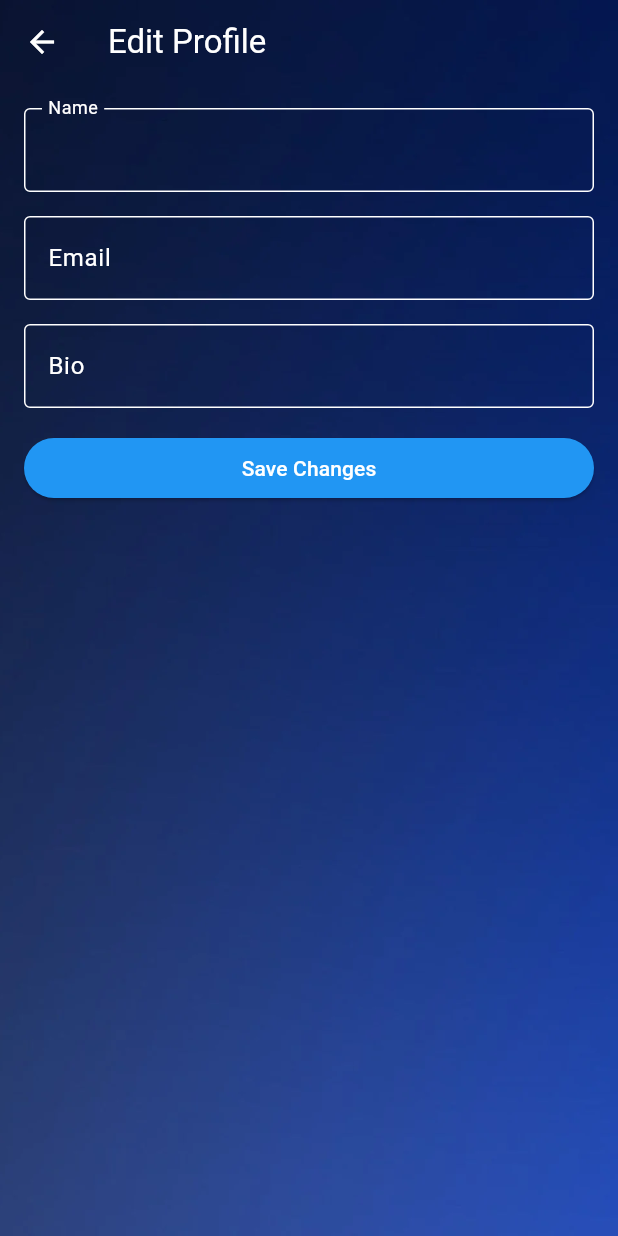
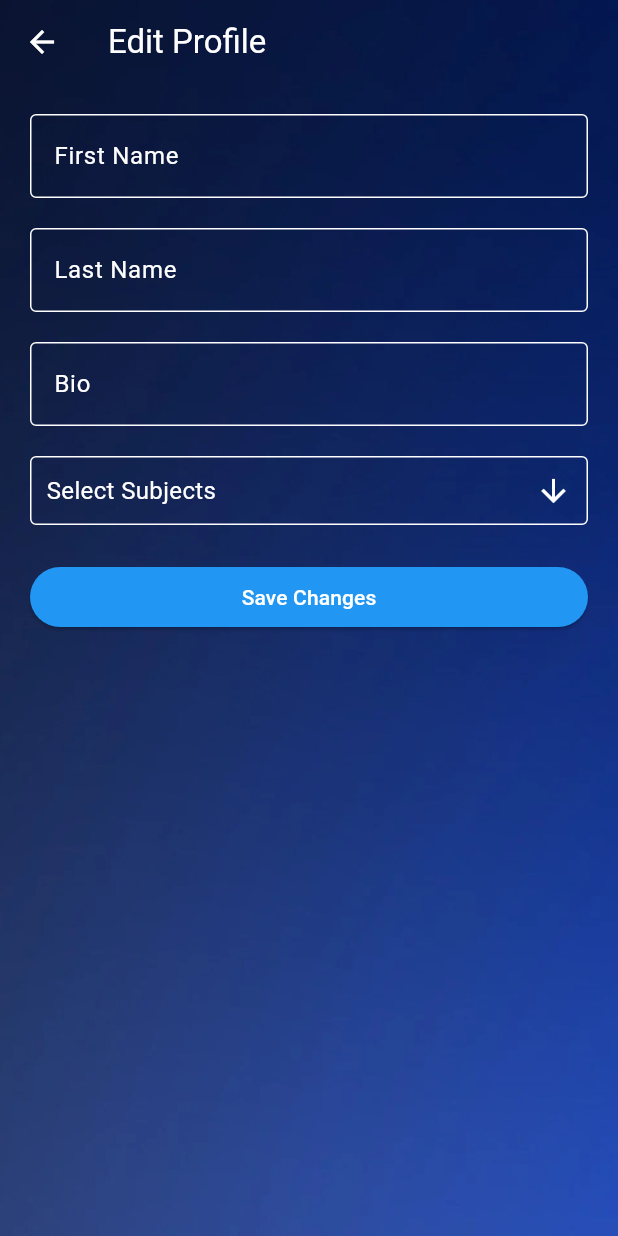
Before and after one commit to jadhxo/final_project, a Flutter app: the TutorProfile screen opened directly with empty values, after a tap on "Edit Profile", on a phone screen of 412 x 824 dp. Run offline on Flutter 3.47's test engine with Material 3 defaults, Android fonts, the phone set to English and light mode, and no system bars; drawn by our look-alikes of multi_select_flutter; our stand-ins replace cloud_firestore, firebase_auth, firebase_core; missing offline and left inert: dart:html; accounts and stored records are empty.

Commit message:
more fixes

```diff
--- a/lib/pages/AuthService.dart
+++ b/lib/pages/AuthService.dart
@@ -24,7 +24,7 @@ class AuthService {
     User? user = _auth.currentUser;
     if (user != null) {
       try {
-        await user.updateEmail(newEmail);
+        await user.verifyBeforeUpdateEmail(newEmail);
         await _firestore.collection('users').doc(user.uid).update({
           'email': newEmail,
         });
--- a/lib/pages/edit_profile.dart
+++ b/lib/pages/edit_profile.dart
@@ -1,6 +1,7 @@
 import 'package:final_project/pages/AuthService.dart';
 import 'package:flutter/material.dart';
 import 'package:cloud_firestore/cloud_firestore.dart';
+import 'package:multi_select_flutter/multi_select_flutter.dart';
 
 class EditProfilePage extends StatefulWidget {
   final Map<String, dynamic> user;
@@ -13,40 +14,47 @@ class EditProfilePage extends StatefulWidget {
 
 class _EditProfilePageState extends State<EditProfilePage> {
   final _formKey = GlobalKey<FormState>();
-  late TextEditingController _nameController;
-  late TextEditingController _emailController;
+  late TextEditingController _first_nameController;
+  late TextEditingController _last_nameController;
   late TextEditingController _bioController;
 
   AuthService authService = AuthService();
+  List<String> _selectedSubjects = [];
+  final List<MultiSelectItem<String>> _items = [
+    MultiSelectItem("math", "Mathematics"),
+    MultiSelectItem("physics", "Physics"),
+    MultiSelectItem("chemistry", "Chemistry"),
+    MultiSelectItem("biology", "Biology"),
+    // Add more subjects as needed
+  ];
 
   @override
   void initState() {
     super.initState();
-    _nameController = TextEditingController(
-        text: '${widget.user['first name']} ${widget.user['last name']}');
-    _emailController = TextEditingController(text: widget.user['email']);
+    _first_nameController =
+        TextEditingController(text: '${widget.user['first name']}');
+    _last_nameController =
+        TextEditingController(text: '${widget.user['last name']}');
     _bioController = TextEditingController(text: widget.user['bio']);
+    _selectedSubjects = List<String>.from(widget.user['subjects'] ?? []);
   }
 
   @override
   void dispose() {
-    _nameController.dispose();
-    _emailController.dispose();
+    _first_nameController.dispose();
+    _last_nameController.dispose();
     _bioController.dispose();
     super.dispose();
   }
 
   void _updateProfile() async {
-    String? id = await AuthService().getDocumentIdByUid(widget.user['id']);
+    String? id = await AuthService().getDocumentIdByUid(widget.user['uid']);
     if (_formKey.currentState!.validate()) {
-      FirebaseFirestore.instance
-          .collection('users')
-          .doc(id!)
-          .update({
-        'first name': _nameController.text.split(' ').first,
-        'last name': _nameController.text.split(' ').last,
-        'email': _emailController.text,
+      FirebaseFirestore.instance.collection('users').doc(id!).update({
+        'first name': _first_nameController.text,
+        'last name': _last_nameController.text,
         'bio': _bioController.text,
+        'subjects': _selectedSubjects,
       }).then((_) {
         Navigator.pop(context);
       }).catchError((error) {
@@ -61,7 +69,8 @@ class _EditProfilePageState extends State<EditProfilePage> {
       extendBodyBehindAppBar: true,
       appBar: AppBar(
         iconTheme: const IconThemeData(color: Colors.white),
-        title: const Text('Edit Profile', style: TextStyle(color: Colors.white)),
+        title:
+            const Text('Edit Profile', style: TextStyle(color: Colors.white)),
         backgroundColor: Colors.transparent,
         elevation: 0,
       ),
@@ -76,13 +85,13 @@ class _EditProfilePageState extends State<EditProfilePage> {
           child: Form(
             key: _formKey,
             child: ListView(
-              padding: const EdgeInsets.all(16.0),
+              padding: const EdgeInsets.all(20),
               children: <Widget>[
                 TextFormField(
-                  controller: _nameController,
+                  controller: _first_nameController,
                   style: const TextStyle(color: Colors.white),
                   decoration: const InputDecoration(
-                    labelText: 'Name',
+                    labelText: 'First Name',
                     labelStyle: TextStyle(color: Colors.white),
                     enabledBorder: OutlineInputBorder(
                       borderSide: BorderSide(color: Colors.white),
@@ -93,17 +102,17 @@ class _EditProfilePageState extends State<EditProfilePage> {
                   ),
                   validator: (value) {
                     if (value == null || value.isEmpty) {
-                      return 'Please enter your name';
+                      return 'Please enter your first name';
                     }
                     return null;
                   },
                 ),
-                const SizedBox(height: 16),
+                const SizedBox(height: 20),
                 TextFormField(
-                  controller: _emailController,
+                  controller: _last_nameController,
                   style: const TextStyle(color: Colors.white),
                   decoration: const InputDecoration(
-                    labelText: 'Email',
+                    labelText: 'Last Name',
                     labelStyle: TextStyle(color: Colors.white),
                     enabledBorder: OutlineInputBorder(
                       borderSide: BorderSide(color: Colors.white),
@@ -114,12 +123,12 @@ class _EditProfilePageState extends State<EditProfilePage> {
                   ),
                   validator: (value) {
                     if (value == null || value.isEmpty) {
-                      return 'Please enter your email';
+                      return 'Please enter your last name';
                     }
                     return null;
                   },
                 ),
-                const SizedBox(height: 16),
+                const SizedBox(height: 20),
                 TextFormField(
                   controller: _bioController,
                   style: const TextStyle(color: Colors.white),
@@ -134,12 +143,44 @@ class _EditProfilePageState extends State<EditProfilePage> {
                     ),
                   ),
                 ),
-                const SizedBox(height: 16),
+                const SizedBox(height: 20),
+                MultiSelectDialogField(
+                  items: _items,
+                  initialValue: _selectedSubjects,
+                  title: const Text("Subjects"),
+                  selectedColor: Colors.blue,
+                  decoration: BoxDecoration(
+                    borderRadius: const BorderRadius.all(Radius.circular(4)),
+                    border: Border.all(
+                      color: Colors.white,
+                      width: 1,
+                    ),
+                  ),
+                  buttonIcon: const Icon(
+                    Icons.arrow_downward,
+                    color: Colors.white,
+                  ),
+                  buttonText: const Text(
+                    "Select Subjects",
+                    style: TextStyle(
+                      color: Colors.white,
+                      fontSize: 16,
+                    ),
+                  ),
+                  onConfirm: (results) {
+                    _selectedSubjects = List<String>.from(results);
+                  },
+                ),
+                const SizedBox(
+                  height: 24,
+                ),
                 ElevatedButton(
                   onPressed: _updateProfile,
-                  child: Text('Save Changes', style: TextStyle(color: Colors.white)),
+                  child: const Text('Save Changes',
+                      style: TextStyle(color: Colors.white)),
                   style: ElevatedButton.styleFrom(
-                    backgroundColor: Colors.blue, // Deprecated, use `backgroundColor` instead
+                    backgroundColor: Colors
+                        .blue, // Deprecated, use `backgroundColor` instead
                   ),
                 ),
               ],
@@ -149,5 +190,4 @@ class _EditProfilePageState extends State<EditProfilePage> {
       ),
     );
   }
-
 }
```
